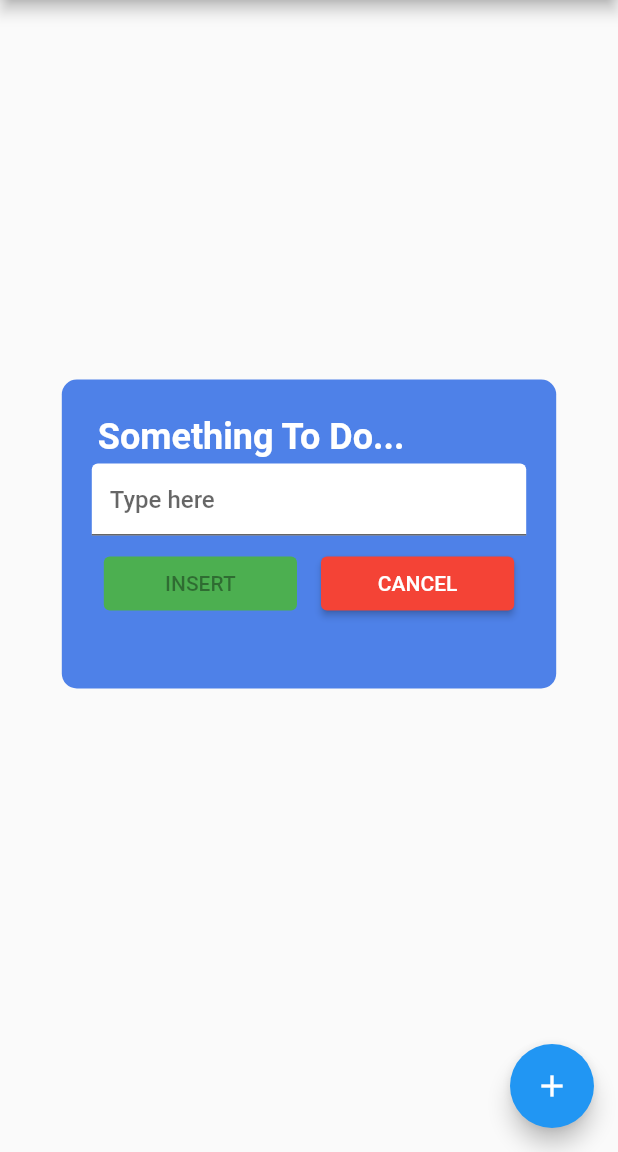
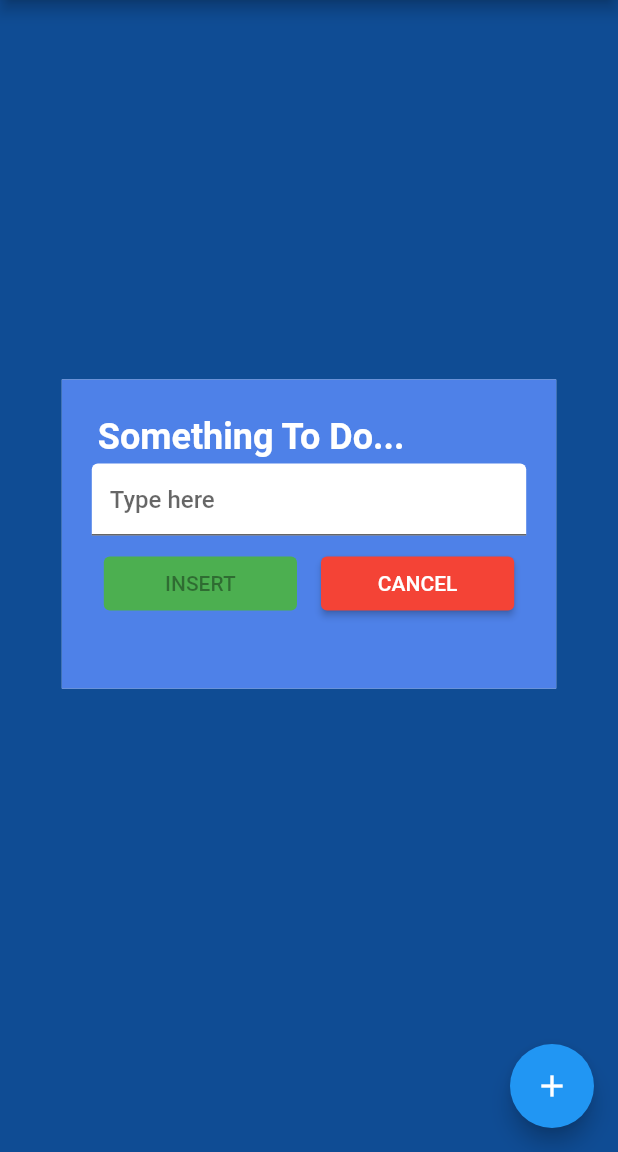
Before and after one commit to jgarzon26/ToDoList, a Flutter app: the screen it shows after launch, after a tap on the "add" icon, on a phone screen of 412 x 824 dp, the part 84-1236 px from its top. Run offline on Flutter 3.47's test engine with Material 2 defaults, Android fonts, the phone set to English and light mode, and no system bars.

Commit message:
TweakBG color

```diff
--- a/lib/main.dart
+++ b/lib/main.dart
@@ -28,6 +28,7 @@ class _HomeState extends State<Home> {
   Widget build(BuildContext context){
     return(MaterialApp(
         home: Scaffold(
+          backgroundColor: const Color.fromRGBO(15, 76, 148, 100),
           appBar: AppBar(
             backgroundColor: const Color.fromRGBO(2, 79, 169, 100),
             title: const Text(
@@ -113,7 +114,6 @@ class _HomeState extends State<Home> {
               body: Container(
                 decoration: const BoxDecoration(
                     color: Color.fromRGBO(78, 129, 232, 100),
-                    borderRadius: BorderRadius.all(Radius.circular(10)),
                 ),
                 padding: const EdgeInsets.all(20),
                 child: Column(
```
